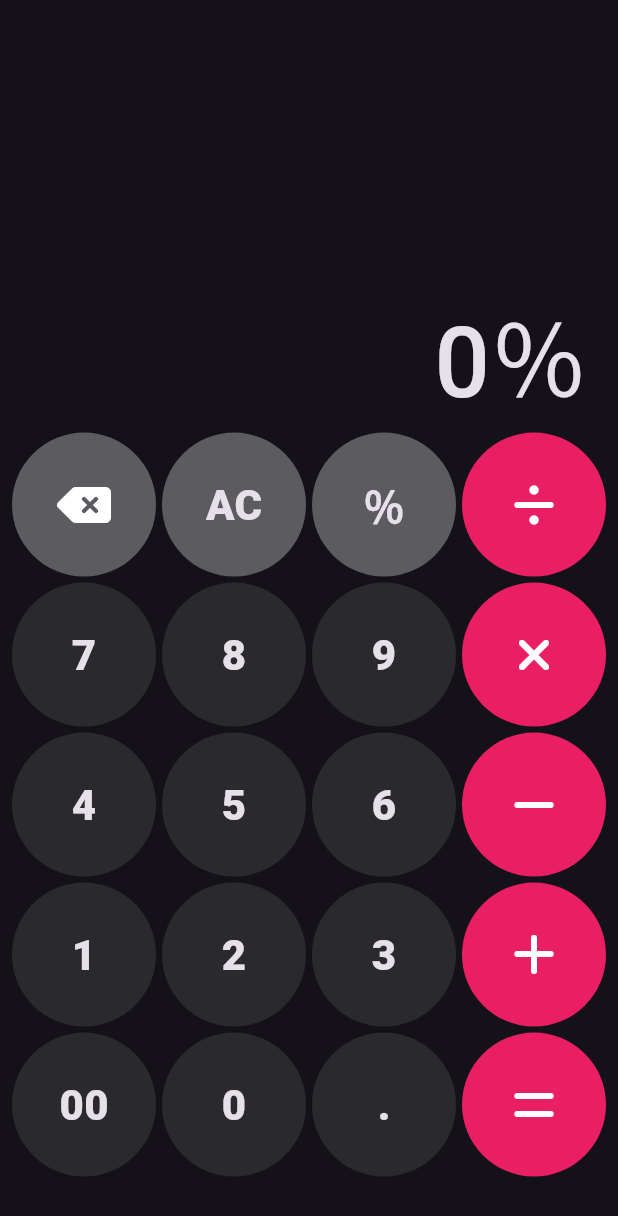
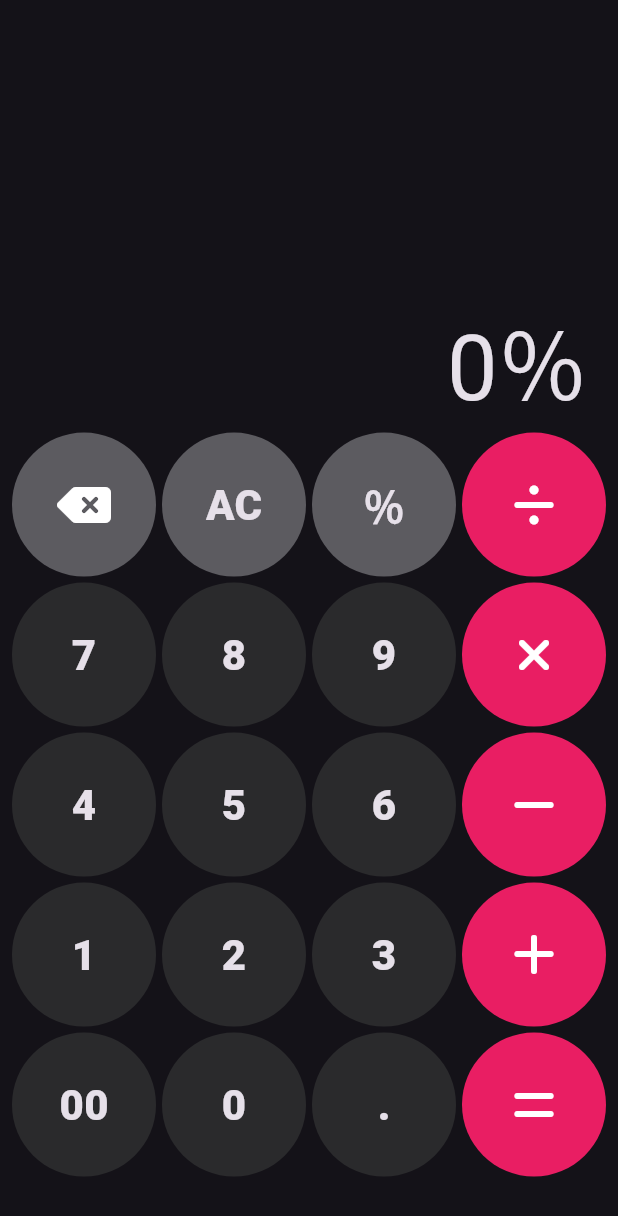
Before and after one commit to Mina176/ios_calculator, a Flutter app: the screen it shows after launch, after a tap on an icon or button, on a phone screen of 412 x 824 dp. Shown: the top 1216 px of the screen. Run offline on Flutter 3.47's test engine with Material 3 defaults, Android fonts, the phone set to English and light mode, and no system bars; drawn by our look-alikes of auto_size_text; our stand-ins replace font_awesome_flutter.

Commit message:
overflow done (overflowReplacement in AutoSizeText)

```diff
--- a/lib/Widgets/display_screen.dart
+++ b/lib/Widgets/display_screen.dart
@@ -21,7 +21,7 @@ class DisplayScreen extends StatelessWidget {
           mainAxisAlignment: MainAxisAlignment.end,
           children: [
             History(history: history),
-            Result(equation: equation),
+            Result(history: history, equation: equation),
           ],
         ),
       ),
--- a/lib/Widgets/history.dart
+++ b/lib/Widgets/history.dart
@@ -1,33 +1,34 @@
+import 'package:auto_size_text/auto_size_text.dart';
 import 'package:flutter/material.dart';
 import 'package:ios_calculator/Widgets/result.dart';
-import 'package:ios_calculator/styles.dart';
+import 'package:ios_calculator/methods.dart';
 
 class History extends StatelessWidget {
   const History({
     super.key,
     required this.history,
   });
-
   final String history;
 
   @override
   Widget build(BuildContext context) {
-    if (history.length < 9) {
-      return CustomText(
-        text: history,
-        textStyle: kHistoryStyle30,
-      );
-    }
-    if (history.length < 12) {
-      return CustomText(
-        text: history,
-        textStyle: kHistoryStyle25,
-      );
-    }
-
-    return CustomText(
-      text: history,
-      textStyle: kHistoryStyle20,
+    return Container(
+      alignment: Alignment.centerRight,
+      width: MediaQuery.of(context).size.width,
+      child: AutoSizeText(
+        formatNumber(history),
+        maxLines: 1,
+        style: TextStyle(fontSize: 25, color: Colors.grey),
+        minFontSize: 20,
+        overflowReplacement: Padding(
+          padding: const EdgeInsets.symmetric(vertical: 10.0),
+          child: ScrollText(
+            text: history,
+            fontSize: 20,
+            color: Colors.grey,
+          ),
+        ),
+      ),
     );
   }
 }
--- a/lib/Widgets/result.dart
+++ b/lib/Widgets/result.dart
@@ -1,64 +1,70 @@
+import 'package:auto_size_text/auto_size_text.dart';
 import 'package:flutter/material.dart';
 import 'package:ios_calculator/methods.dart';
-import 'package:ios_calculator/styles.dart';
 
 class Result extends StatelessWidget {
-  const Result({
+  const Result({super.key, required this.equation, required this.history});
+
+  final String equation;
+  final String history;
+  @override
+  Widget build(BuildContext context) {
+    if (history != '') {
+      return Container(
+        alignment: Alignment.centerRight,
+        width: MediaQuery.of(context).size.width,
+        child: Padding(
+          padding: const EdgeInsets.only(bottom: 8.0),
+          child: AutoSizeText(formatNumber(equation),
+              maxLines: 1,
+              style: TextStyle(fontSize: 60),
+              minFontSize: 20,
+              overflowReplacement: ScrollText(
+                text: equation,
+                fontSize: 20,
+              )),
+        ),
+      );
+    } else {
+      return Container(
+        alignment: Alignment.centerRight,
+        width: MediaQuery.of(context).size.width,
+        child: AutoSizeText(
+          formatNumber(equation),
+          maxLines: 1,
+          style: TextStyle(fontSize: 60),
+          minFontSize: 50,
+          overflowReplacement: ScrollText(
+            text: equation,
+            fontSize: 50,
+          ),
+        ),
+      );
+    }
+  }
+}
+
+class ScrollText extends StatelessWidget {
+  const ScrollText({
     super.key,
-    required this.equation,
+    required this.text,
+    required this.fontSize,
+    this.color = Colors.white,
   });
-  final String equation;
+
+  final String text;
+  final double fontSize;
+  final Color color;
 
   @override
   Widget build(BuildContext context) {
-    if (equation.length < 8) {
-      return CustomText(
-        text: equation,
-        textStyle: kResultStyle65,
-      );
-    }
-    if (equation.length < 10) {
-      return CustomText(
-        text: equation,
-        textStyle: kResultStyle55,
-      );
-    }
-    if (equation.length < 12) {
-      return CustomText(
-        text: equation,
-        textStyle: kResultStyle45,
-      );
-    }
-    return CustomText(
-      text: equation,
-      textStyle: kResultStyle35,
-    );
-  }
-}
-
-class CustomText extends StatelessWidget {
-  const CustomText({
-    super.key,
-    required this.text,
-    required this.textStyle,
-  });
-
-  final String text;
-
-  final TextStyle textStyle;
-
-  @override
-  Widget build(BuildContext context) {
-    return Container(
-      alignment: Alignment.centerRight,
-      child: SingleChildScrollView(
-        scrollDirection: Axis.horizontal,
-        reverse: true,
-        child: Text(
-          formatNumber(text),
-          style: textStyle,
-          maxLines: 1,
-        ),
+    return SingleChildScrollView(
+      scrollDirection: Axis.horizontal,
+      reverse: true,
+      child: Text(
+        formatNumber(text),
+        maxLines: 1,
+        style: TextStyle(fontSize: fontSize, color: color),
       ),
     );
   }
```
